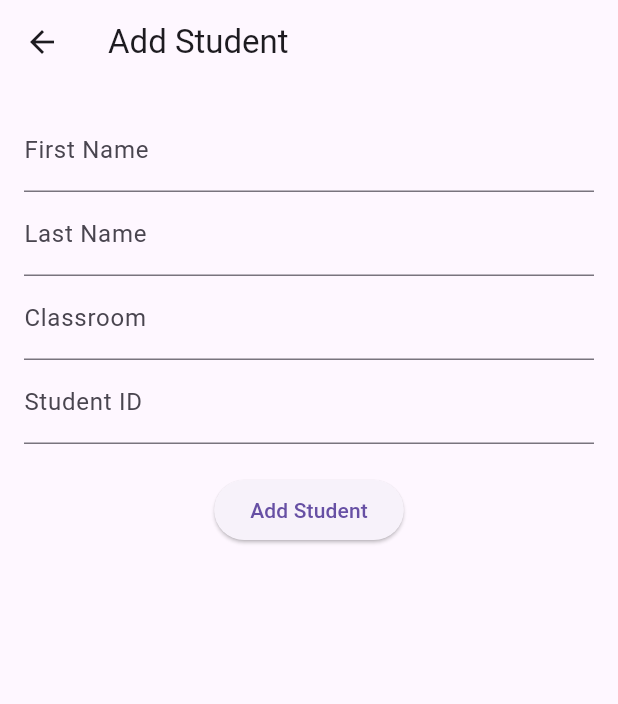
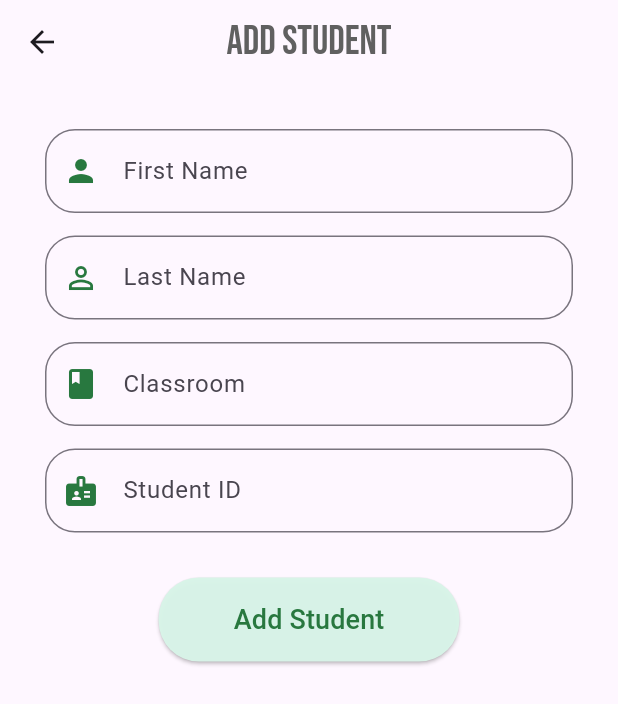
Before and after one commit to chanon14038/MobileApp_Project, a Flutter app: the AddStudentPage screen opened directly, on a phone screen of 412 x 824 dp. Shown: the top 704 px of the screen. Run offline on Flutter 3.47's test engine with Material 3 defaults, Android fonts, the phone set to English and light mode, and no system bars; our stand-ins replace dio, flutter_bloc, flutter_secure_storage, google_fonts, image_picker; accounts and stored records are empty; network calls fail.

Commit message:
fix ui ad student page and add student

```diff
--- a/EduGuardian/frontend/app/lib/pages/students_page.dart
+++ b/EduGuardian/frontend/app/lib/pages/students_page.dart
@@ -173,21 +173,14 @@ class _StudentPageState extends State<StudentPage>
                     itemBuilder: (context, index) {
                       final student = students[index];
                       return Padding(
-                        padding: const EdgeInsets.symmetric(vertical: 2.0),
+                        padding: const EdgeInsets.symmetric(vertical: 1),
                         child: Container(
                           decoration: BoxDecoration(
-                            borderRadius: BorderRadius.circular(15),
-                            boxShadow: [
-                              BoxShadow(
-                                color: Colors.grey.withOpacity(0.3),
-                                spreadRadius: 2,
-                                blurRadius: 6,
-                                offset: Offset(0, 3),
-                              ),
-                            ],
+                            color: Color.fromARGB(166, 216, 244, 232),
+                            borderRadius: BorderRadius.circular(20),
                           ),
                           child: Card(
-                            elevation: 2,
+                            elevation: 3,
                             shape: RoundedRectangleBorder(
                               borderRadius: BorderRadius.circular(15),
                             ),
@@ -240,7 +233,7 @@ class _StudentPageState extends State<StudentPage>
           }
         },
         child: Icon(Icons.add),
-        backgroundColor: Colors.blue,
+        backgroundColor: Color.fromARGB(255, 129, 234, 155),
       ),
     );
   }
--- a/EduGuardian/frontend/app/lib/widgets/add_student_page.dart
+++ b/EduGuardian/frontend/app/lib/widgets/add_student_page.dart
@@ -1,5 +1,6 @@
 import 'package:flutter/material.dart';
 import 'package:flutter_bloc/flutter_bloc.dart';
+import 'package:google_fonts/google_fonts.dart';
 import '../blocs/students_bloc.dart';
 import '../models/student.dart';
 
@@ -19,16 +20,24 @@ class _AddStudentPageState extends State<AddStudentPage> {
   Widget build(BuildContext context) {
     return Scaffold(
       appBar: AppBar(
-        title: Text('Add Student'),
+        title: Text(
+          'Add Student',
+          style: GoogleFonts.bebasNeue(
+            fontSize: 27,
+            color: Color.fromARGB(255, 96, 96, 96),
+          ),
+        ),
+        centerTitle: true,
       ),
       body: Padding(
-        padding: EdgeInsets.all(16.0),
+        padding: EdgeInsets.all(30.0),
         child: Form(
           key: _formKey,
           child: Column(
             children: [
-              TextFormField(
-                decoration: InputDecoration(labelText: 'First Name'),
+              _buildTextField(
+                labelText: 'First Name',
+                icon: Icons.person, // เปลี่ยนเป็นไอคอนคน
                 onSaved: (value) => _firstName = value!,
                 validator: (value) {
                   if (value == null || value.isEmpty) {
@@ -37,8 +46,10 @@ class _AddStudentPageState extends State<AddStudentPage> {
                   return null;
                 },
               ),
-              TextFormField(
-                decoration: InputDecoration(labelText: 'Last Name'),
+              SizedBox(height: 15),
+              _buildTextField(
+                labelText: 'Last Name',
+                icon: Icons.person_outline, // ไอคอนคนแบบ outline
                 onSaved: (value) => _lastName = value!,
                 validator: (value) {
                   if (value == null || value.isEmpty) {
@@ -47,8 +58,10 @@ class _AddStudentPageState extends State<AddStudentPage> {
                   return null;
                 },
               ),
-              TextFormField(
-                decoration: InputDecoration(labelText: 'Classroom'),
+              SizedBox(height: 15),
+              _buildTextField(
+                labelText: 'Classroom',
+                icon: Icons.class_, // ไอคอนห้องเรียน
                 onSaved: (value) => _classroom = value!,
                 validator: (value) {
                   if (value == null || value.isEmpty) {
@@ -57,8 +70,10 @@ class _AddStudentPageState extends State<AddStudentPage> {
                   return null;
                 },
               ),
-              TextFormField(
-                decoration: InputDecoration(labelText: 'Student ID'),
+              SizedBox(height: 15),
+              _buildTextField(
+                labelText: 'Student ID',
+                icon: Icons.badge, // ไอคอนสำหรับ Student ID
                 onSaved: (value) => _studentId = value!,
                 validator: (value) {
                   if (value == null || value.isEmpty) {
@@ -67,7 +82,7 @@ class _AddStudentPageState extends State<AddStudentPage> {
                   return null;
                 },
               ),
-              SizedBox(height: 20),
+              SizedBox(height: 30),
               ElevatedButton(
                 onPressed: () {
                   if (_formKey.currentState!.validate()) {
@@ -88,7 +103,20 @@ class _AddStudentPageState extends State<AddStudentPage> {
                     Navigator.pop(context, true);
                   }
                 },
-                child: Text('Add Student'),
+                style: ElevatedButton.styleFrom(
+                  padding: EdgeInsets.symmetric(vertical: 15, horizontal: 50),
+                  backgroundColor: Color.fromARGB(249, 216, 244, 232),
+                  shape: RoundedRectangleBorder(
+                    borderRadius: BorderRadius.circular(27.0),
+                  ),
+                ),
+                child: Text(
+                  'Add Student',
+                  style: TextStyle(
+                    fontSize: 18,
+                    color: Color.fromARGB(255, 40, 120, 63),
+                  ),
+                ),
               ),
             ],
           ),
@@ -96,4 +124,23 @@ class _AddStudentPageState extends State<AddStudentPage> {
       ),
     );
   }
+
+  Widget _buildTextField({
+    required String labelText,
+    required IconData icon,
+    required FormFieldSetter<String> onSaved,
+    required FormFieldValidator<String> validator,
+  }) {
+    return TextFormField(
+      decoration: InputDecoration(
+        labelText: labelText,
+        prefixIcon: Icon(icon, color: Color.fromARGB(255, 40, 120, 63)),
+        border: OutlineInputBorder(
+          borderRadius: BorderRadius.circular(20.0),
+        ),
+      ),
+      onSaved: onSaved,
+      validator: validator,
+    );
+  }
 }
```
